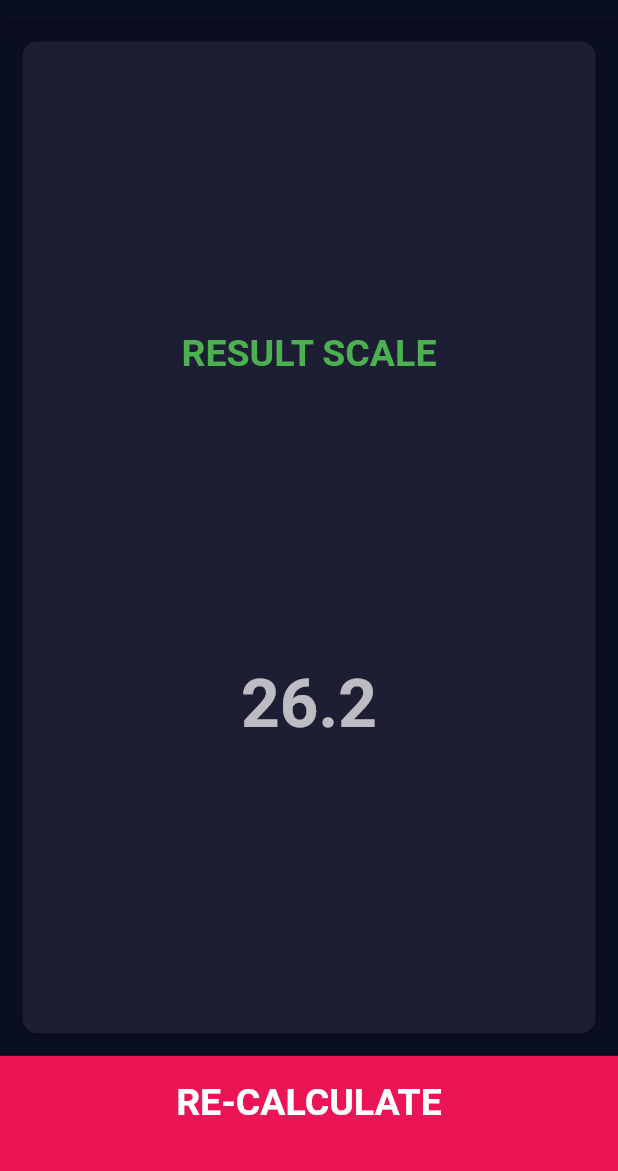
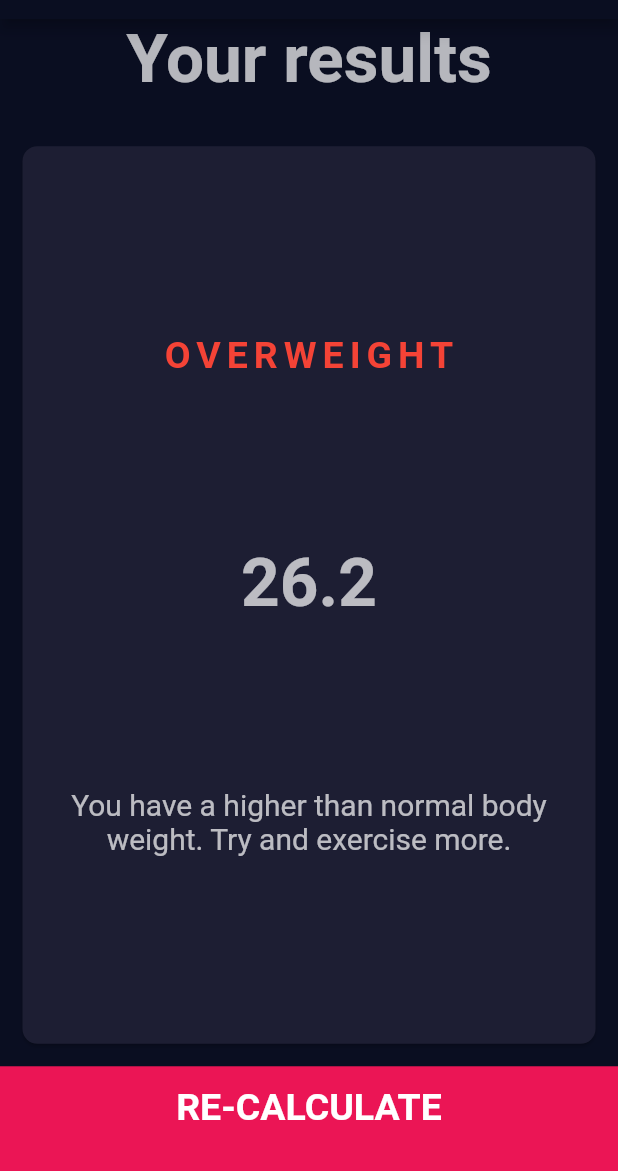
Before and after one commit to guirisnik/flutter-apps, a Flutter app: the screen it shows after launch, after a tap on "CALCULATE", on a phone screen of 412 x 824 dp, the part 65-1236 px from its top. Run offline on Flutter 3.47's test engine with Material 2 defaults, Android fonts, the phone set to English and light mode, and no system bars; our stand-ins replace audioplayers, font_awesome_flutter, rflutter_alert.

Commit message:
add BMI brain module and dependencies to routes

```diff
--- /dev/null
+++ b/bmi_calculator/lib/bmi_brain.dart
@@ -0,0 +1,42 @@
+import 'dart:math';
+import 'package:flutter/material.dart' show Colors, Color;
+
+const int DECIMAL_PLACES = 1;
+
+class BMIBrain {
+  BMIBrain({ this.height, this.weight }) {
+    _bmi = this.weight / pow(this.height / 100, 2);
+
+    if (_bmi >= 25) {
+      _resultScale = 'Overweight';
+      _colorScale = Colors.red;
+      _resultOrientation =
+        'You have a higher than normal body weight. Try and exercise more.';
+    } else if (_bmi > 18.5) {
+      _resultScale = 'Normal';
+      _colorScale = Colors.green;
+      _resultOrientation = 'You have a normal body weight. Good job!';
+    } else {
+      _resultScale = 'Underweight';
+      _colorScale = Colors.yellow;
+      _resultOrientation =
+        'You have a lower than normal body weight. You can eat a bit more';
+    }
+  }
+
+  final double height;
+  final double weight;
+
+  double _bmi;
+  String _resultScale;
+  String _resultOrientation;
+  Color _colorScale;
+
+  String get bmi => this._bmi.toStringAsFixed(DECIMAL_PLACES);
+
+  String get resultScale => this._resultScale;
+
+  String get resultOrientation => this._resultOrientation;
+
+  Color get colorScale => this._colorScale;
+}
--- a/bmi_calculator/lib/routes/landing_page.dart
+++ b/bmi_calculator/lib/routes/landing_page.dart
@@ -1,5 +1,6 @@
 import 'package:flutter/material.dart';
 import 'package:bmi_calculator/main.dart';
+import 'package:bmi_calculator/bmi_brain.dart';
 import 'package:bmi_calculator/routes/result_page.dart';
 import 'package:bmi_calculator/themes/default_theme.dart';
 import 'package:bmi_calculator/components/default_card.dart';
@@ -136,8 +137,10 @@ class _LandingPageState extends State<LandingPage> {
                   Navigator.push(
                     context,
                     MaterialPageRoute(builder: (context) => ResultPage(
-                      height: this.cmHeight,
-                      weight: this.kgWeight,
+                      bmiBrain: BMIBrain(
+                        height: this.cmHeight,
+                        weight: this.kgWeight
+                      ),
                     ))
                   );
                 },
--- a/bmi_calculator/lib/routes/result_page.dart
+++ b/bmi_calculator/lib/routes/result_page.dart
@@ -1,18 +1,14 @@
-import 'dart:math';
 import 'package:flutter/material.dart';
 import 'package:bmi_calculator/main.dart';
+import 'package:bmi_calculator/bmi_brain.dart';
+import 'package:bmi_calculator/themes/default_theme.dart';
+import 'package:bmi_calculator/components/default_card.dart';
 import 'package:bmi_calculator/components/buttons.dart' show BottomButton;
-import 'package:bmi_calculator/components/default_card.dart';
-import 'package:bmi_calculator/themes/default_theme.dart';
 
 class ResultPage extends StatelessWidget {
-  final double height;
-  final double weight;
+  ResultPage({ @required this.bmiBrain });
 
-  ResultPage({
-    @required this.height,
-    @required this.weight,
-  });
+  final BMIBrain bmiBrain;
 
   @override
   Widget build(BuildContext context) {
@@ -25,24 +21,40 @@ class ResultPage extends StatelessWidget {
           crossAxisAlignment: CrossAxisAlignment.stretch,
           children: <Widget>[
             Expanded(
+              child: Text(
+                'Your results',
+                textAlign: TextAlign.center,
+                style: DefaultTheme().defaultValueTextStyle,
+              ),
+            ),
+            Expanded(
               flex: 9,
               child: DefaultCard(
+                child: Padding(
+                  padding: const EdgeInsets.all(15.0),
                   child: Column(
                     mainAxisAlignment: MainAxisAlignment.spaceEvenly,
                     children: <Widget>[
                       Text(
-                      'RESULT SCALE',
+                        bmiBrain.resultScale.toUpperCase(),
                         style: TextStyle(
+                          letterSpacing: 4,
                           fontSize: 25,
                           fontWeight: FontWeight.bold,
-                        color: Colors.green,
+                          color: bmiBrain.colorScale,
                         )
                       ),
                       Text(
-                      '${(this.weight / pow(this.height / 100, 2)).toStringAsFixed(1)}',
+                        bmiBrain.bmi,
                         style: DefaultTheme().defaultValueTextStyle,
-                    )
+                      ),
+                      Text(
+                        bmiBrain.resultOrientation,
+                        textAlign: TextAlign.center,
+                        style: DefaultTheme().defaultTextStyle
+                      ),
                     ],
+                  ),
                 ),
               ),
             ),
```
Lines whose indentation alone changed are shown as unchanged.
